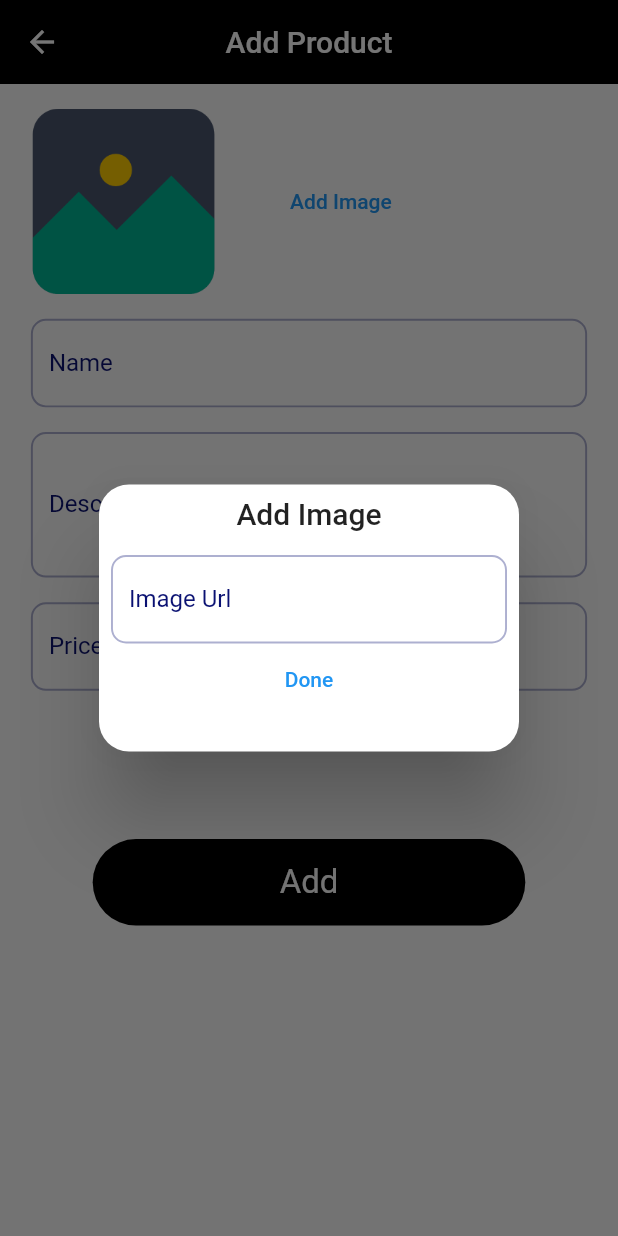
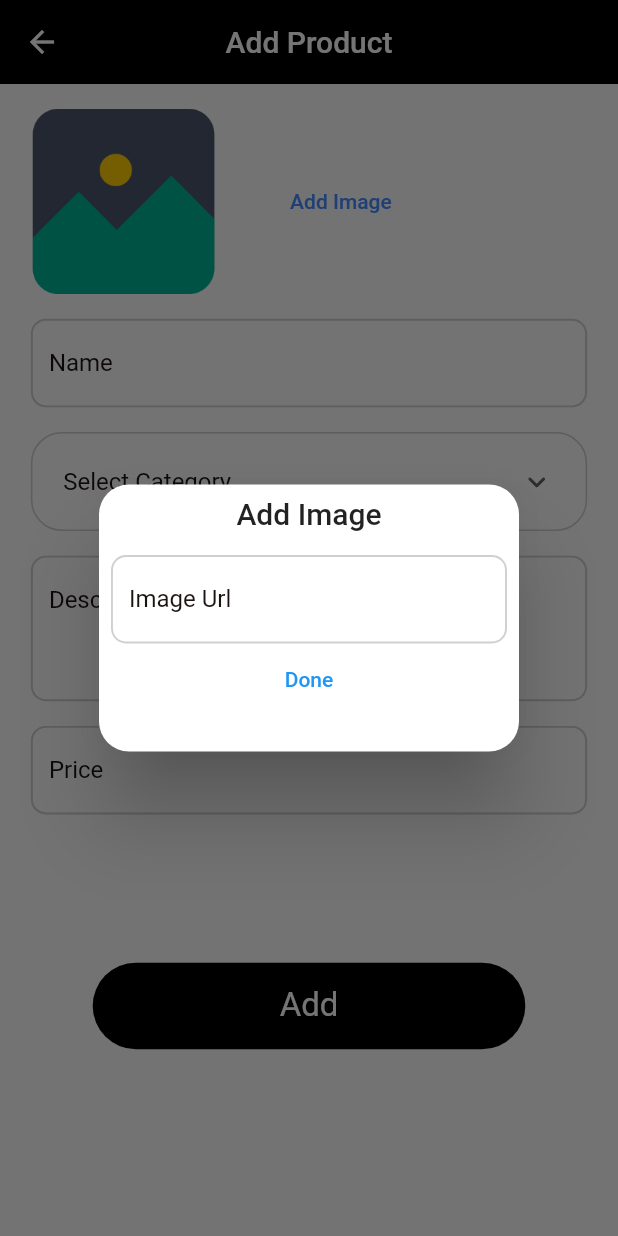
Before and after one commit to VivekTailor19/eCommerce_admin_app, a Flutter app: the AddProductScreen screen opened by its route, after a tap on "Add Image", on a phone screen of 412 x 824 dp. Run offline on Flutter 3.47's test engine with Material 2 defaults, Android fonts, the phone set to English and light mode, and no system bars; our stand-ins replace cloud_firestore, firebase_auth, firebase_core, get, sizer; accounts and stored records are empty.

Commit message:
ecommerce_app

```diff
--- a/lib/screens/04 first/addProduct/addImageController.dart
+++ /dev/null
@@ -1,6 +0,0 @@
-import 'package:get/get.dart';
-
-class AddImageController extends GetxController
-{
-  RxBool isAdded = false.obs;
-}
--- /dev/null
+++ b/lib/screens/04 first/addProduct/addProductController.dart
@@ -0,0 +1,17 @@
+import 'package:get/get.dart';
+
+class AddProductController extends GetxController
+{
+  RxBool isAdded = false.obs;
+
+  List<String> categoryList = [
+    "Clothes",
+    "Shoes",
+    "Kids",
+    "Fitness",
+    "Electronics",
+    "Sports"
+  ];
+
+  RxString selCategory = "".obs;
+}
--- a/lib/screens/04 first/addProduct/addProductScreen.dart
+++ b/lib/screens/04 first/addProduct/addProductScreen.dart
@@ -1,5 +1,5 @@
 import 'package:ecommerce_app/model/productModel.dart';
-import 'package:ecommerce_app/screens/04%20first/addProduct/addImageController.dart';
+import 'package:ecommerce_app/screens/04%20first/addProduct/addProductController.dart';
 import 'package:ecommerce_app/utils/firebase_helper.dart';
 import 'package:flutter/material.dart';
 import 'package:get/get.dart';
@@ -18,7 +18,7 @@ class _AddProductScreenState extends State<AddProductScreen> {
   TextEditingController timgLink = TextEditingController();
   TextEditingController tprice = TextEditingController();
 
-  AddImageController i_control = Get.put(AddImageController());
+  AddProductController p_control = Get.put(AddProductController());
 
   @override
   Widget build(BuildContext context) {
@@ -38,44 +38,56 @@ class _AddProductScreenState extends State<AddProductScreen> {
                 Row(
                   children: [
                     Obx(
-                      () => Container(
-                        height: 15.h,
-                        width: 15.h,
-                        decoration: BoxDecoration(borderRadius: BorderRadius.circular(3.w),
-                        image: i_control.isAdded.value
-                            ?  DecorationImage(image: NetworkImage("${timgLink.text}"),fit: BoxFit.fill)
-                            :  DecorationImage(image: AssetImage("assets/images/add/picture.png"),fit: BoxFit.fill),
-                        ),
-                      )
+                            () =>
+                            Container(
+                              height: 15.h,
+                              width: 15.h,
+                              decoration: BoxDecoration(
+                                borderRadius: BorderRadius.circular(3.w),
+                                image: p_control.isAdded.value
+                                    ? DecorationImage(
+                                    image: NetworkImage("${timgLink.text}"),
+                                    fit: BoxFit.fill)
+                                    : DecorationImage(image: AssetImage(
+                                    "assets/images/add/picture.png"),
+                                    fit: BoxFit.fill),
+                              ),
+                            )
                     ),
-                    SizedBox(width:10.w),
+                    SizedBox(width: 10.w),
 
-                    TextButton(child:Text("Add Image"),onPressed: () {
+                    TextButton(child: Text("Add Image",style: TextStyle(color:Colors.blueAccent),), onPressed: () {
                       Get.defaultDialog(
                           title: "Add Image",
                           content: Column(
                             children: [
                               TextField(
                                 style: TextStyle(
-                                    color: Color(0xff0A1172), fontSize: 16),
+                                    color: Color(0xff1B1212), fontSize: 16),
                                 keyboardType: TextInputType.url,
                                 controller: timgLink,
                                 decoration: InputDecoration(
                                     border: OutlineInputBorder(
-                                        borderRadius: BorderRadius.circular(10)),
+                                        borderRadius: BorderRadius.circular(
+                                            10)),
                                     label: Text(
                                       "Image Url",
-                                      style: TextStyle(color: Color(0xff0A1172)),
+                                      style: TextStyle(
+                                          color: Color(0xff1B1212)),
                                     ),
                                     hintText: "Enter Image Url here...",
                                     focusedBorder: OutlineInputBorder(
                                         borderSide: BorderSide(
-                                            color: Color(0xff0A1172), width: 1.3),
-                                        borderRadius: BorderRadius.circular(10)),
+                                            color: Color(0xff1B1212),
+                                            width: 1.3),
+                                        borderRadius: BorderRadius.circular(
+                                            10)),
                                     enabledBorder: OutlineInputBorder(
                                         borderSide: BorderSide(
-                                            color: Color(0x550A1172), width: 1.3),
-                                        borderRadius: BorderRadius.circular(10)),
+                                            color: Color(0x331B1212),
+                                            width: 1.3),
+                                        borderRadius: BorderRadius.circular(
+                                            10)),
                                     enabled: true),
                               ),
                               Padding(
@@ -86,9 +98,13 @@ class _AddProductScreenState extends State<AddProductScreen> {
                                   children: [
                                     TextButton(
                                         onPressed: () {
-                                          i_control.isAdded.value = true;
-
-                                          print("img url link add is ==>>   ${timgLink.text}");
+                                          if(timgLink.text.isEmpty == false)
+                                            {
+                                              p_control.isAdded.value = true;
+                                            }
+                                          print(
+                                              "img url link add is ==>>   ${timgLink
+                                                  .text}");
 
                                           Get.back();
                                         },
@@ -106,41 +122,79 @@ class _AddProductScreenState extends State<AddProductScreen> {
                 ),
                 SizedBox(height: 2.h),
                 CustomTextField(controller: tname, hint: "Name", kboard: TextInputType.text),
+                Obx(
+                      () =>
+                      Container(
+                        height: 8.h,
+                        width: 100.w,
+                        alignment: Alignment.center,
+                        padding: EdgeInsets.symmetric(horizontal: 5.w),
+                        decoration: BoxDecoration(
+                            borderRadius: BorderRadius.circular(5.w),
+                            border: Border.all(color: Color(0x331B1212))),
+                        child: DropdownButton(
+                          borderRadius: BorderRadius.circular(5.w),
+                          hint: Text("Select Category",style: TextStyle(color: Color(0xff1B1212))),
+                          isExpanded: true,
+                          icon: Icon(Icons.expand_more_rounded),
+                          underline: Container(),
+                          value: p_control.selCategory.value.isEmpty
+                              ? null
+                              : p_control.selCategory.value,
+                          items: p_control.categoryList
+                              .map((e) =>
+                              DropdownMenuItem(
+                                  value: e,
+                                  child: Text("$e",style: TextStyle(color: Color(0xff1B1212)),),
+                                  alignment: Alignment.centerLeft))
+                              .toList(),
+                          onChanged: (value) {
+                            p_control.selCategory.value = value as String;
+                          },
+                        ),
+                      ),
+                ),
+                SizedBox(height: 2.h,),
+
                 Padding(
                   padding: EdgeInsets.only(bottom: 2.h),
                   child: TextField(
                     textAlignVertical: TextAlignVertical.top,
-                    style: TextStyle(color: Color(0xff0A1172), fontSize: 16),
+                    style: TextStyle(color: Color(0xff1B1212), fontSize: 16),
                     keyboardType: TextInputType.streetAddress,
                     controller: tdesc,
                     maxLines: 3,
                     decoration: InputDecoration(
                         border: OutlineInputBorder(
                             borderRadius: BorderRadius.circular(10)),
-                        label: Text(
-                          "Description",
-                          style: TextStyle(color: Color(0xff0A1172)),
-                        ),
+
+                        alignLabelWithHint: true,
+                        labelText: "Description",
+                        labelStyle: TextStyle(color: Color(0xff1B1212),),
+
                         hintText: "Enter Description here...",
+
                         focusedBorder: OutlineInputBorder(
                             borderSide:
-                                BorderSide(color: Color(0xff0A1172), width: 1.3),
+                            BorderSide(color: Color(0xff1B1212), width: 1.3),
                             borderRadius: BorderRadius.circular(10)),
                         enabledBorder: OutlineInputBorder(
                             borderSide:
-                                BorderSide(color: Color(0x550A1172), width: 1.3),
+                            BorderSide(color: Color(0x331B1212), width: 1.3),
                             borderRadius: BorderRadius.circular(10)),
                         enabled: true),
                   ),
                 ),
-                CustomTextField(controller: tprice, hint: "Price", kboard: TextInputType.number),
+                CustomTextField(controller: tprice,
+                    hint: "Price",
+                    kboard: TextInputType.number),
                 SizedBox(height: 10.h),
 
                 GestureDetector(
                   onTap: () {
                     ProductModel model = ProductModel(
                       name: tname.text,
-                      category: "Clothes",
+                      category: p_control.selCategory.value,
                       fav: false,
                       img: timgLink.text,
                       desc: tdesc.text,
@@ -153,21 +207,29 @@ class _AddProductScreenState extends State<AddProductScreen> {
                     tdesc.clear();
                     timgLink.clear();
                     tprice.clear();
+                    p_control.isAdded.value = false;
+                    p_control.selCategory.value = "";
 
                     Get.back();
 
                     print("product is add in fire cloud store");
 
-                    Get.snackbar('Product Added', "Your Product is added in The Firebase CloudStore",
-                        snackPosition: SnackPosition.BOTTOM,duration: Duration(seconds: 2));
-
+                    Get.snackbar('Product Added',
+                        "Your Product is added in The Firebase CloudStore",
+                        snackPosition: SnackPosition.BOTTOM,
+                        duration: Duration(seconds: 2));
                   },
-                  child: Container(height: 7.h,width: 70.w,
-                  decoration: BoxDecoration(borderRadius: BorderRadius.circular(3.5.h),
-                    color: Colors.black),
+                  child: Container(
+                    height: 7.h,
+                    width: 70.w,
+                    decoration: BoxDecoration(
+                        borderRadius: BorderRadius.circular(3.5.h),
+                        color: Colors.black),
                     alignment: Alignment.center,
 
-                    child: Text("Add",style: TextStyle(color: Colors.white,fontSize: 16.sp,fontWeight: FontWeight.w400),),
+                    child: Text("Add", style: TextStyle(color: Colors.white,
+                        fontSize: 16.sp,
+                        fontWeight: FontWeight.w400),),
                   ),
                 )
               ],
@@ -182,21 +244,21 @@ class _AddProductScreenState extends State<AddProductScreen> {
     return Padding(
       padding: EdgeInsets.only(bottom: 2.h),
       child: TextField(
-        style: TextStyle(color: Color(0xff0A1172), fontSize: 16),
+        style: TextStyle(color: Color(0xff1B1212), fontSize: 16),
         keyboardType: kboard,
         controller: controller,
         decoration: InputDecoration(
             border: OutlineInputBorder(borderRadius: BorderRadius.circular(10)),
             label: Text(
               "$hint",
-              style: TextStyle(color: Color(0xff0A1172)),
+              style: TextStyle(color: Color(0xff1B1212)),
             ),
             hintText: "Enter $hint here...",
             focusedBorder: OutlineInputBorder(
-                borderSide: BorderSide(color: Color(0xff0A1172), width: 1.3),
+                borderSide: BorderSide(color: Color(0xff1B1212), width: 1.3),
                 borderRadius: BorderRadius.circular(10)),
             enabledBorder: OutlineInputBorder(
-                borderSide: BorderSide(color: Color(0x550A1172), width: 1.3),
+                borderSide: BorderSide(color: Color(0x331B1212), width: 1.3),
                 borderRadius: BorderRadius.circular(10)),
             enabled: true),
       ),
--- a/lib/utils/firebase_helper.dart
+++ b/lib/utils/firebase_helper.dart
@@ -56,6 +56,11 @@ class FirebaseHelper
 
   }
 
+  void readProductsFromFireStore()
+  {
+
+  }
+
 
 
 }
```
